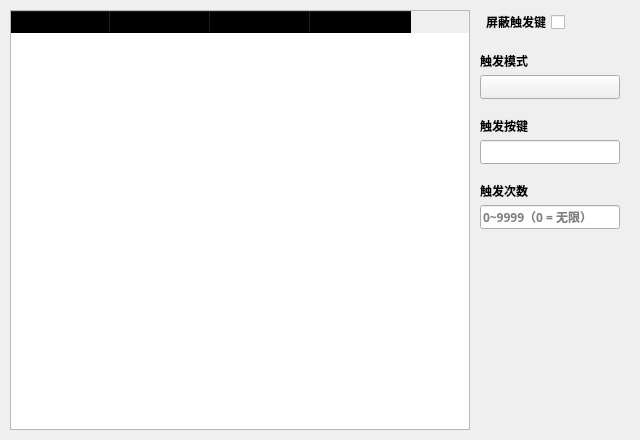
This is source/ui/TriggerUi.ui in ChiyukiGana/Quickinput as Qt 5 draws it before an edit. The edited form follows.
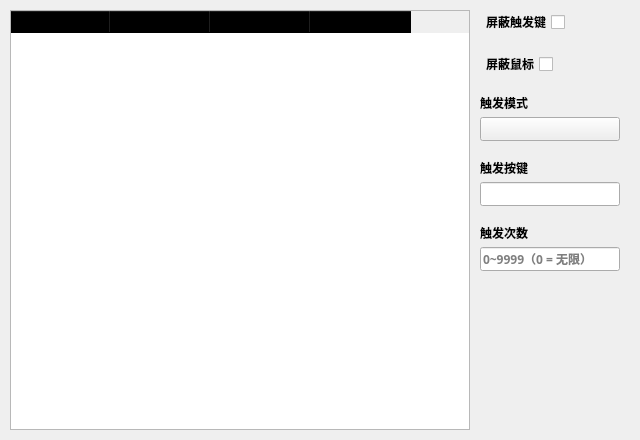
This is the edited form. Icons and pictures are not drawn. Custom widgets are drawn as their Qt base class.

The edit to the form file:
```diff
--- a/source/ui/TriggerUi.ui
+++ b/source/ui/TriggerUi.ui
@@ -234,6 +234,67 @@
              </item>
             </layout>
            </item>
+           <item>
+            <layout class="QHBoxLayout" name="block_cur_box">
+             <property name="spacing">
+              <number>5</number>
+             </property>
+             <item>
+              <widget class="QCheckBox" name="block_cur_check">
+               <property name="sizePolicy">
+                <sizepolicy hsizetype="Preferred" vsizetype="Preferred">
+                 <horstretch>0</horstretch>
+                 <verstretch>0</verstretch>
+                </sizepolicy>
+               </property>
+               <property name="font">
+                <font>
+                 <family>Microsoft YaHei</family>
+                 <weight>75</weight>
+                 <bold>true</bold>
+                </font>
+               </property>
+               <property name="focusPolicy">
+                <enum>Qt::ClickFocus</enum>
+               </property>
+               <property name="layoutDirection">
+                <enum>Qt::RightToLeft</enum>
+               </property>
+               <property name="styleSheet">
+                <string notr="true"/>
+               </property>
+               <property name="text">
+                <string>屏蔽鼠标</string>
+               </property>
+               <property name="checkable">
+                <bool>true</bool>
+               </property>
+               <property name="autoRepeat">
+                <bool>false</bool>
+               </property>
+               <property name="autoExclusive">
+                <bool>false</bool>
+               </property>
+               <property name="tristate">
+                <bool>false</bool>
+               </property>
+              </widget>
+             </item>
+             <item>
+              <spacer name="block_cur_spacer">
+               <property name="orientation">
+                <enum>Qt::Horizontal</enum>
+               </property>
+               <property name="sizeHint" stdset="0">
+                <size>
+                 <width>40</width>
+                 <height>20</height>
+                </size>
+               </property>
+              </spacer>
+             </item>
+            </layout>
+           </item>
            <item>
             <layout class="QVBoxLayout" name="mode_box">
              <property name="spacing">
```
